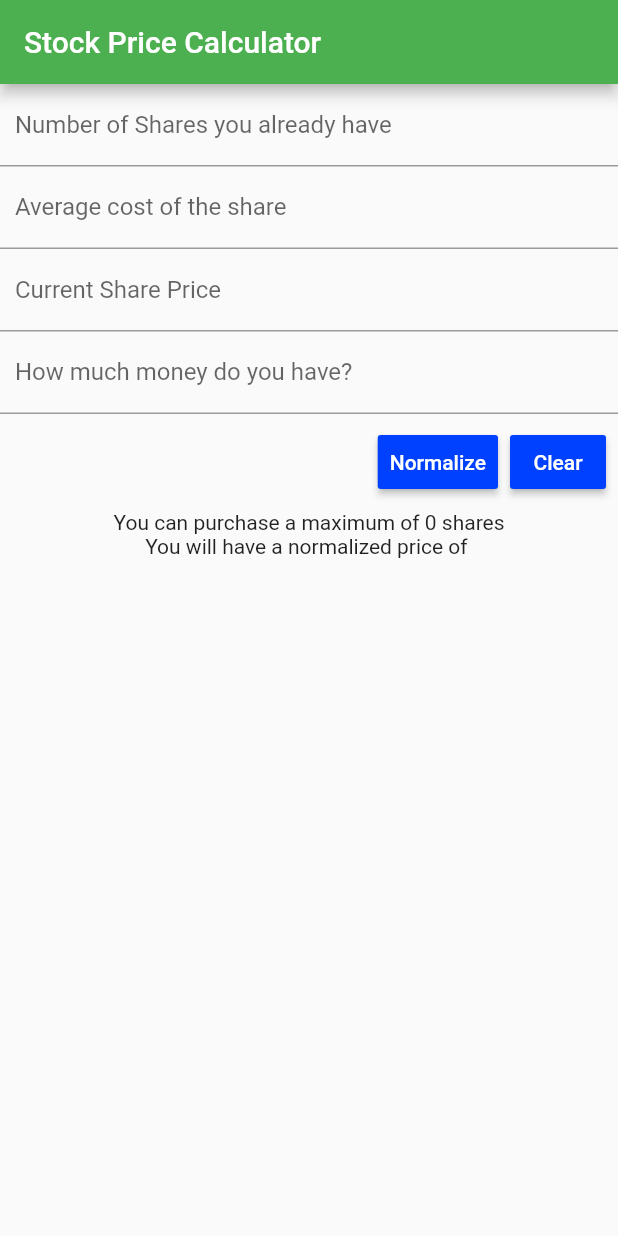
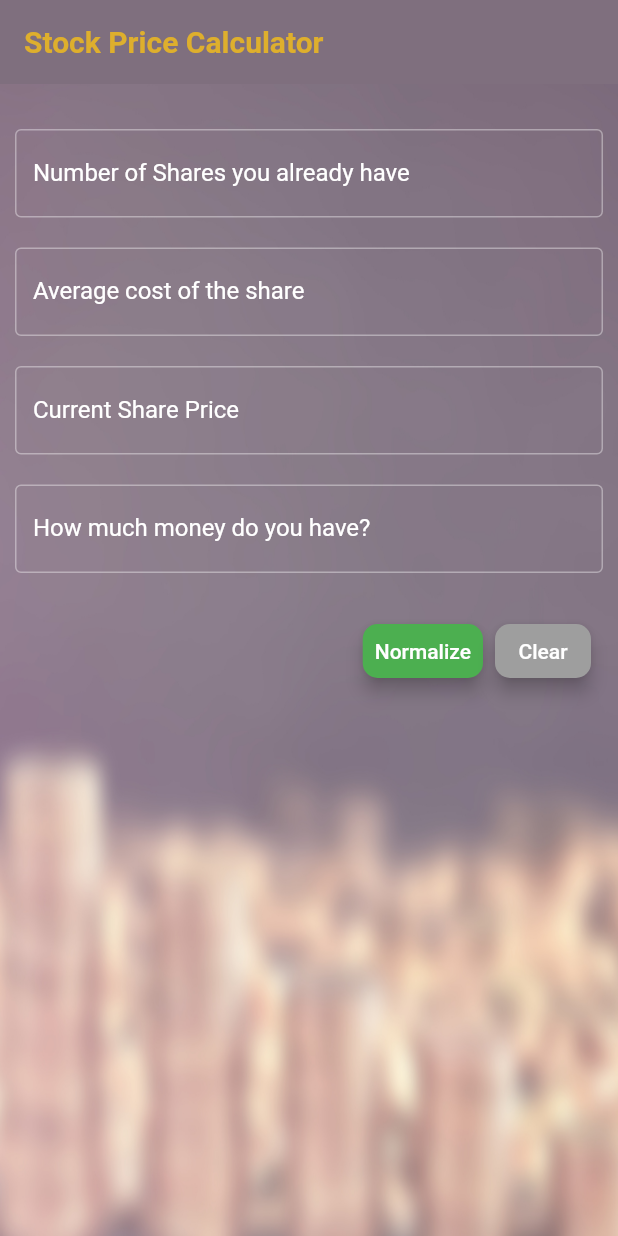
Before and after one commit to antonyr/stock-price-calc, a Flutter app: the screen it shows after launch, after a tap on "Normalize", on a phone screen of 412 x 824 dp. Run offline on Flutter 3.47's test engine with Material 2 defaults, Android fonts, the phone set to English and light mode, and no system bars.

Commit message:
Intial commit for UI changes

```diff
--- /dev/null
+++ b/lib/const/material_white.dart
@@ -0,0 +1,17 @@
+import 'package:flutter/material.dart';
+
+const MaterialColor white = const MaterialColor(
+  0xFFFFFFFF,
+  const <int, Color>{
+    50: const Color(0xFFDEAF2D),
+    100: const Color(0xFFDEAF2D),
+    200: const Color(0xFFDEAF2D),
+    300: const Color(0xFFDEAF2D),
+    400: const Color(0xFFDEAF2D),
+    500: const Color(0xFFDEAF2D),
+    600: const Color(0xFFDEAF2D),
+    700: const Color(0xFFDEAF2D),
+    800: const Color(0xFFDEAF2D),
+    900: const Color(0xFFFFEEB0),
+  },
+);
--- a/lib/main.dart
+++ b/lib/main.dart
@@ -1,27 +1,25 @@
 import 'package:flutter/material.dart';
 import 'package:flutter/services.dart';
+import 'const/material_white.dart';
 import 'events.dart';
 
 void main() => runApp(MyApp());
 
 class MyApp extends StatelessWidget {
-  // This widget is the root of your application.
   @override
   Widget build(BuildContext context) {
     return MaterialApp(
       title: 'Flutter Demo',
       theme: ThemeData(
-        // This is the theme of your application.
-        //
-        // Try running your application with "flutter run". You'll see the
-        // application has a blue toolbar. Then, without quitting the app, try
-        // changing the primarySwatch below to Colors.green and then invoke
-        // "hot reload" (press "r" in the console where you ran "flutter run",
-        // or simply save your changes to "hot reload" in a Flutter IDE).
-        // Notice that the counter didn't reset back to zero; the application
-        // is not restarted.
-        primarySwatch: Colors.green,
-      ),
+          primarySwatch: white,
+          brightness: Brightness.dark,
+          cardColor: white,
+          inputDecorationTheme: InputDecorationTheme(
+            labelStyle: TextStyle(color: Colors.white),
+            focusedBorder:
+                OutlineInputBorder(borderSide: BorderSide(color: Colors.white)),
+            border: OutlineInputBorder(borderSide: BorderSide()),
+          )),
       home: MyHomePage(title: 'Stock Price Calculator'),
     );
   }
@@ -29,16 +27,6 @@ class MyApp extends StatelessWidget {
 
 class MyHomePage extends StatefulWidget {
   MyHomePage({Key key, this.title}) : super(key: key);
-
-  // This widget is the home page of your application. It is stateful, meaning
-  // that it has a State object (defined below) that contains fields that affect
-  // how it looks.
-
-  // This class is the configuration for the state. It holds the values (in this
-  // case the title) provided by the parent (in this case the App widget) and
-  // used by the build method of the State. Fields in a Widget subclass are
-  // always marked "final".
-
   final String title;
 
   @override
@@ -53,24 +41,35 @@ class _MyHomePageState extends State<MyHomePage> {
   var sharesCountNode = FocusNode();
   var purchasableQuantity = 0;
   var normalizedPrice = '';
+  bool _showResult = false;
 
   @override
   Widget build(BuildContext context) {
-    // This method is rerun every time setState is called, for instance as done
-    // by the _incrementCounter method above.
-    //
-    // The Flutter framework has been optimized to make rerunning build methods
-    // fast, so that you can just rebuild anything that needs updating rather
-    // than having to individually change instances of widgets.
-    return Scaffold(
+    return Container(
+      decoration: BoxDecoration(
+          image: DecorationImage(
+              image: AssetImage("assets/images/background.jpg"), fit: BoxFit.fill)),
+      child: Scaffold(
         appBar: AppBar(
-        // Here we take the value from the MyHomePage object that was created by
-        // the App.build method, and use it to set our appbar title.
-        title: Text(widget.title),
+          backgroundColor: Color(0xFF7F6F7E),
+          elevation: 0.0,
+          title: Text(widget.title,
+              style: TextStyle(
+                fontWeight: FontWeight.bold,
+                color: Color(0xFFDEAF2D),
+              )),
         ),
-      body: Column(children: <Widget>[
-        Column(
+        backgroundColor: Colors.transparent,
+        body: SafeArea(
+          child: Padding(
+            padding: const EdgeInsets.all(10.0),
+            child: Form(
+              child: Column(
+                crossAxisAlignment: CrossAxisAlignment.stretch,
                 children: <Widget>[
+                  SizedBox(
+                    height: 20,
+                  ),
                   TextFormField(
                     focusNode: sharesCountNode,
                     controller: sharesCountController,
@@ -79,66 +78,118 @@ class _MyHomePageState extends State<MyHomePage> {
                       WhitelistingTextInputFormatter.digitsOnly
                     ],
                     decoration: InputDecoration(
-                  labelText: "Number of Shares you already have",
-                  contentPadding: EdgeInsets.all(10.0)),
+                      labelText: 'Number of Shares you already have',
+                    ),
+                  ),
+                  SizedBox(
+                    height: 20,
                   ),
                   TextFormField(
                     controller: averageCostController,
-              keyboardType: TextInputType.numberWithOptions(decimal: true),
+                    keyboardType:
+                        TextInputType.numberWithOptions(decimal: true),
                     decoration: InputDecoration(
-                  labelText: "Average cost of the share",
-                  contentPadding: EdgeInsets.all(10.0)),
+                      labelText: 'Average cost of the share',
+                    ),
+                  ),
+                  SizedBox(
+                    height: 20,
                   ),
                   TextFormField(
                     controller: currentUnitPriceController,
-              keyboardType: TextInputType.numberWithOptions(decimal: true),
+                    keyboardType:
+                        TextInputType.numberWithOptions(decimal: true),
                     decoration: InputDecoration(
-                  labelText: "Current Share Price",
-                  contentPadding: EdgeInsets.all(10.0)),
+                      labelText: 'Current Share Price',
+                    ),
+                  ),
+                  SizedBox(
+                    height: 20,
                   ),
                   TextFormField(
                     controller: availableAmountController,
                     keyboardType: TextInputType.number,
                     decoration: InputDecoration(
-                  labelText: "How much money do you have?",
-                  contentPadding: EdgeInsets.all(10.0)),
+                      labelText: 'How much money do you have?',
+                    ),
+                  ),
+                  SizedBox(
+                    height: 20,
                   ),
                   Center(
                       child: ButtonBar(
                     children: <Widget>[
                       RaisedButton(
                         child: Text('Normalize'),
-                      color: Color.fromRGBO(0, 64, 255, 1),
+                        elevation: 5.0,
+                        shape: RoundedRectangleBorder(
+                            borderRadius: new BorderRadius.circular(10.0)),
+                        color: Colors.green,
                         onPressed: () {
                           setState(() {
-                          this.purchasableQuantity = findPurchasableQuantity(availableAmountController, currentUnitPriceController);
-                          this.normalizedPrice = findNormalizedPrice(sharesCountController, averageCostController, currentUnitPriceController, purchasableQuantity);
+                            this._showResult = true;
+                            this.purchasableQuantity = findPurchasableQuantity(
+                                availableAmountController,
+                                currentUnitPriceController);
+                            this.normalizedPrice = findNormalizedPrice(
+                                sharesCountController,
+                                averageCostController,
+                                currentUnitPriceController,
+                                purchasableQuantity);
                           });
                         },
                       ),
                       RaisedButton(
-                      child: Text('Clear'),
-                      color: Color.fromRGBO(0, 64, 255, 1),
+                        color: Colors.grey,
+                        child: Text('Clear',
+                            style: TextStyle(color: Colors.white)),
+                        elevation: 5.0,
+                        shape: RoundedRectangleBorder(
+                            borderRadius: new BorderRadius.circular(10.0)),
                         onPressed: () {
-                        reset(sharesCountController, averageCostController, currentUnitPriceController, availableAmountController);
+                          setState(() {
+                            this._showResult = false;
+                          });
+                          reset(
+                              sharesCountController,
+                              averageCostController,
+                              currentUnitPriceController,
+                              availableAmountController);
                           sharesCountNode.requestFocus();
                         },
                       )
                     ],
                   )),
-            Container(
-              child: Text(
-                "You can purchase a maximum of ${this.purchasableQuantity.toString()} shares"
-              )
+                  SizedBox(height: 30.0),
+                  buildResult(),
+                ],
               ),
-            Container(
-              child: Text(
-                "You will have a normalized price of ${this.normalizedPrice}"
-              )
-            )
-          ],
-        )
-      ]),
+            ),
+          ),
+        ),
+      ),
     );
   }
+
+  Card buildResult() {
+    if (_showResult) {
+      return Card(
+        child: Padding(
+          padding: const EdgeInsets.all(10.0),
+          child: Column(
+            children: <Widget>[
+              Text(
+                  "You can purchase a maximum of ${this.purchasableQuantity.toString()} shares",
+                  style: TextStyle(fontSize: 16.0, color: Color(0xFF7F6F7E))),
+              Text(
+                  "You will have a normalized price of ${this.normalizedPrice}",
+                  style: TextStyle(fontSize: 16.0, color: Color(0xFF7F6F7E)))
+            ],
+          ),
+        ),
+      );
+    } else {
+      return Card();
     }
+  }
+}
--- a/pubspec.yaml
+++ b/pubspec.yaml
@@ -43,9 +43,8 @@ flutter:
   uses-material-design: true
 
   # To add assets to your application, add an assets section, like this:
-  # assets:
-  #  - images/a_dot_burr.jpeg
-  #  - images/a_dot_ham.jpeg
+  assets:
+    - assets/images/
 
   # An image asset can refer to one or more resolution-specific "variants", see
   # https://flutter.dev/assets-and-images/#resolution-aware.
```
Also changed, not shown: lib/events.dart (+9 -3 lines), assets/images/background.jpg (added), 1 other file. Lines whose indentation alone changed are shown as unchanged.
